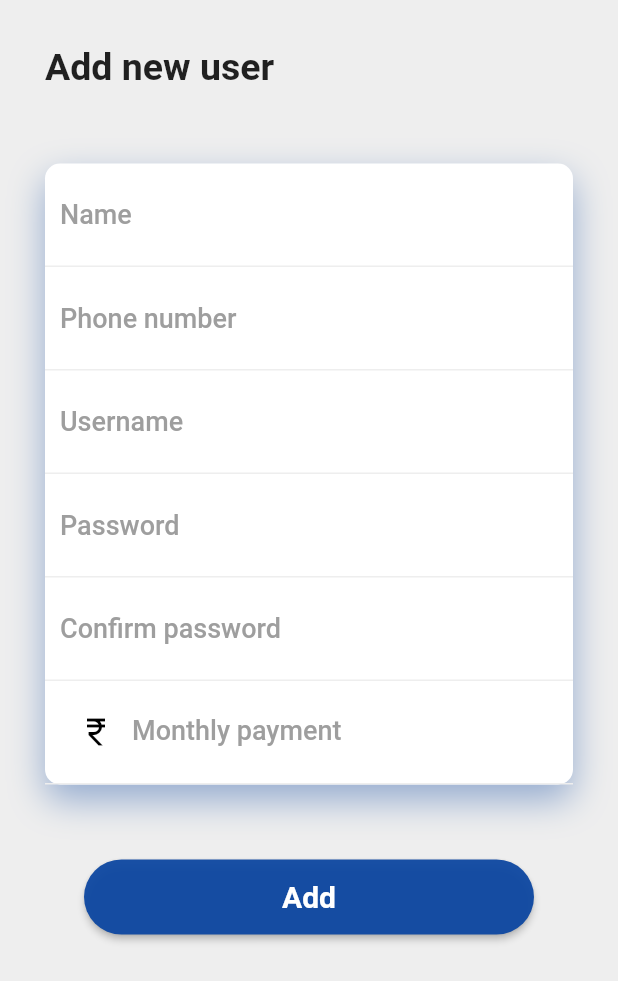
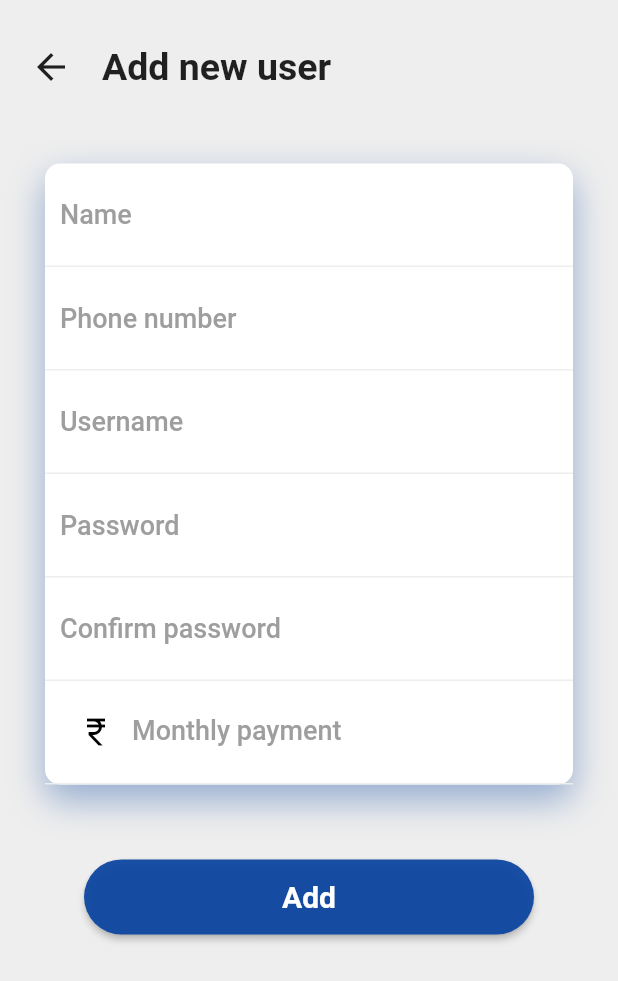
Before and after one commit to ShamilPP/Baitulmaal, a Flutter app: the SignUpScreen screen opened directly, on a phone screen of 412 x 824 dp. Shown: the top 981 px of the screen. Run offline on Flutter 3.47's test engine with Material 2 defaults, Android fonts, the phone set to English and light mode, and no system bars; drawn by our look-alikes of rounded_loading_button; our stand-ins replace cloud_firestore, firebase_core, fluttertoast, percent_indicator, shared_preferences; accounts and stored records are empty.

Commit message:
bug fixed

```diff
--- a/lib/view/animations/slide_in_widget.dart
+++ b/lib/view/animations/slide_in_widget.dart
@@ -25,7 +25,7 @@ class SlideInWidgetState extends State<SlideInWidget> with SingleTickerProviderS
 
   @override
   void dispose() {
-    if(controller.isAnimating) {
+    if (controller.isAnimating) {
       controller.dispose();
     }
     super.dispose();
--- a/lib/view/screens/sign_up_screen.dart
+++ b/lib/view/screens/sign_up_screen.dart
@@ -1,5 +1,4 @@
 import 'package:baitulmaal/view/screens/splash_screen.dart';
-import 'package:baitulmaal/view/widgets/my_appbar.dart';
 import 'package:baitulmaal/view_model/admin_view_model.dart';
 import 'package:baitulmaal/view_model/login_view_model.dart';
 import 'package:flutter/material.dart';
@@ -25,12 +24,34 @@ class SignUpScreen extends StatelessWidget {
   @override
   Widget build(BuildContext context) {
     return Scaffold(
-        body: Padding(
+        body: SafeArea(
+      child: Padding(
         padding: const EdgeInsets.all(10),
         child: SingleChildScrollView(
-        child: MyAppBar(
-          title: isAddUser ? 'Add new user' : 'Create new account',
-          child: Padding(
+          child: Column(
+            crossAxisAlignment: CrossAxisAlignment.start,
+            children: [
+              // App Bar
+              Row(
+                children: [
+                  IconButton(
+                    icon: const Icon(Icons.arrow_back_outlined, size: 28),
+                    tooltip: 'Back',
+                    onPressed: () {
+                      Navigator.maybePop(context);
+                    },
+                  ),
+                  Padding(
+                    padding: const EdgeInsets.symmetric(vertical: 20, horizontal: 10),
+                    child: Text(
+                      isAddUser ? 'Add new user' : 'Create new account',
+                      style: const TextStyle(fontSize: 25, fontWeight: FontWeight.bold),
+                    ),
+                  ),
+                ],
+              ),
+              // Body
+              Padding(
                 padding: const EdgeInsets.symmetric(horizontal: 20),
                 child: Column(
                   crossAxisAlignment: CrossAxisAlignment.start,
@@ -95,6 +116,8 @@ class SignUpScreen extends StatelessWidget {
                   ],
                 ),
               ),
+            ],
+          ),
         ),
       ),
     ));
--- a/lib/view/widgets/my_appbar.dart
+++ /dev/null
@@ -1,27 +0,0 @@
-import 'package:flutter/material.dart';
-
-class MyAppBar extends StatelessWidget {
-  final String title;
-  final Widget child;
-
-  const MyAppBar({Key? key, required this.title, required this.child}) : super(key: key);
-
-  @override
-  Widget build(BuildContext context) {
-    return SafeArea(
-      child: Column(
-        crossAxisAlignment: CrossAxisAlignment.start,
-        children: [
-          Padding(
-            padding: const EdgeInsets.all(20),
-            child: Text(
-              title,
-              style: const TextStyle(fontSize: 25, fontWeight: FontWeight.bold),
-            ),
-          ),
-          child,
-        ],
-      ),
-    );
-  }
-}
--- a/lib/view_model/notification_view_model.dart
+++ b/lib/view_model/notification_view_model.dart
@@ -4,9 +4,11 @@ import 'package:flutter/material.dart';
 class NotificationProvider extends ChangeNotifier {
   final listKey = GlobalKey<AnimatedListState>();
   late List<UserPaymentModel> _paymentNotVerifiedList;
+
   List<UserPaymentModel> get paymentNotVerifiedList => _paymentNotVerifiedList;
 
   void setNotVerifiedList(List<UserPaymentModel> notVerifiedList) {
     _paymentNotVerifiedList = notVerifiedList;
+    notifyListeners();
   }
 }
```
Also changed, not shown: lib/view/screens/admin/notification_screen.dart (+18 -6 lines), lib/view/widgets/notification_list_tile.dart (+7 -7 lines). Lines whose indentation alone changed are shown as unchanged.
